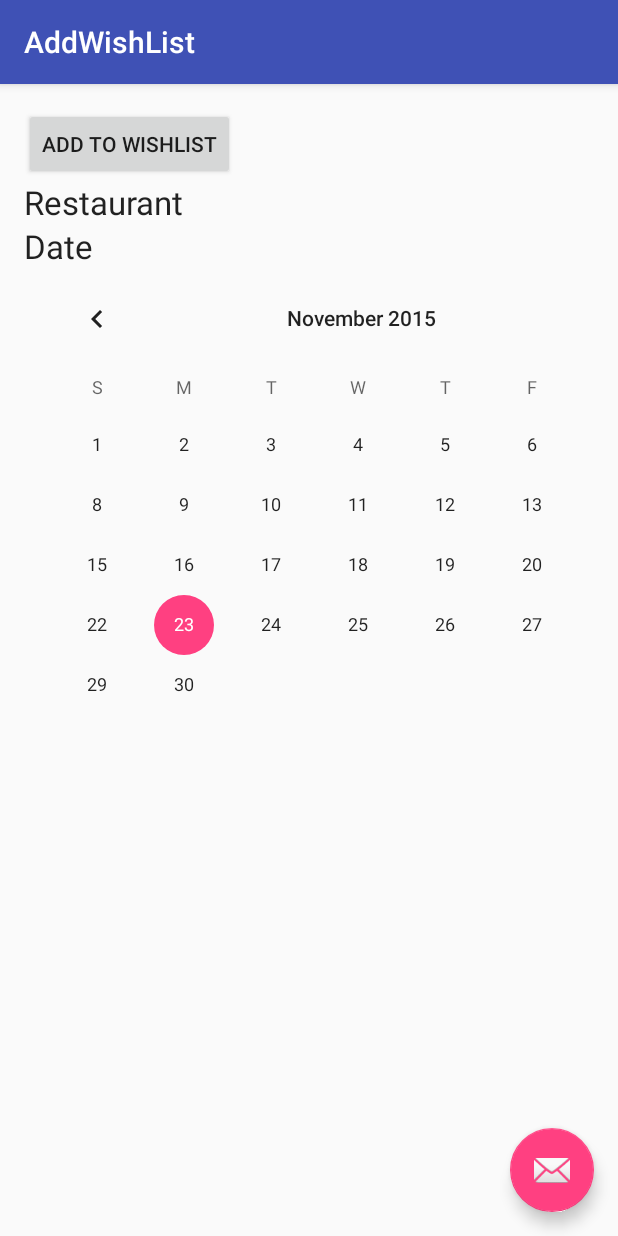
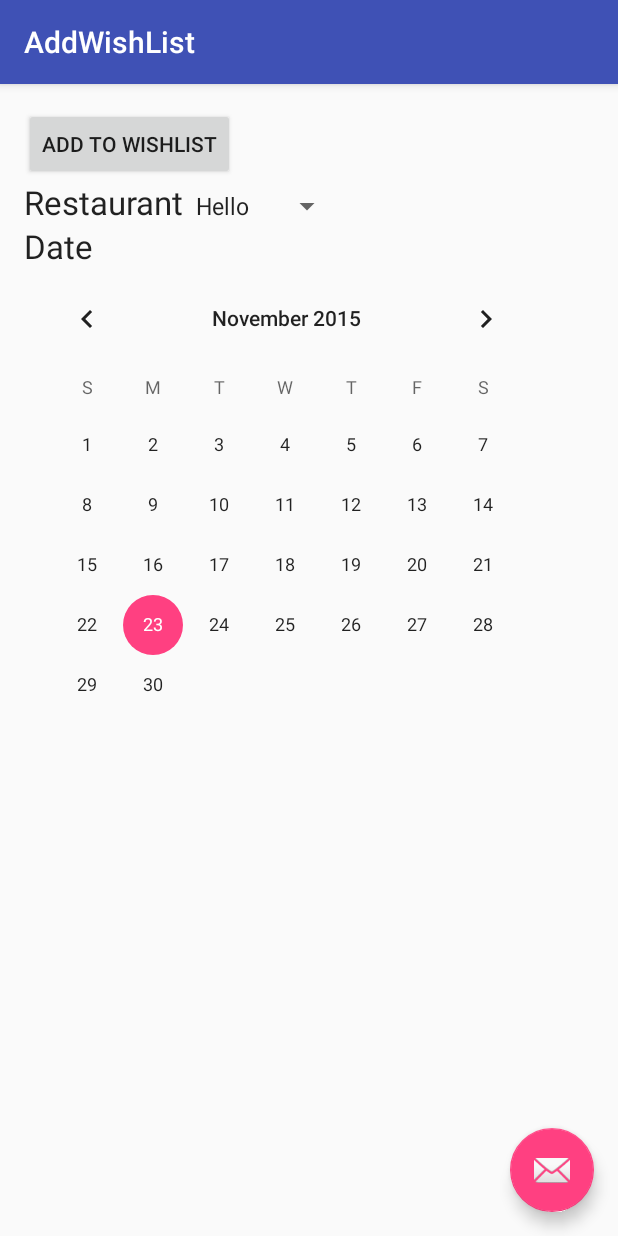
Before and after one commit to SophiaXun/DineWith, an Android app: the AddWishList screen opened directly, with no data from a screen before it, on a phone screen of 412 x 824 dp. Run offline under Robolectric (Android 15) with nearby library versions, the phone set to English and light mode, and no system bars.

```diff
--- a/app/src/main/java/com/example/yazhou/dinewith/AddWishList.java
+++ b/app/src/main/java/com/example/yazhou/dinewith/AddWishList.java
@@ -85,14 +85,14 @@ public class AddWishList extends AppCompatActivity {
             }
         });
 
-        FloatingActionButton fab = (FloatingActionButton) findViewById(R.id.fab);
-        fab.setOnClickListener(new View.OnClickListener() {
-            @Override
-            public void onClick(View view) {
-                Snackbar.make(view, "Replace with your own action", Snackbar.LENGTH_LONG)
-                        .setAction("Action", null).show();
-            }
-        });
+//        FloatingActionButton fab = (FloatingActionButton) findViewById(R.id.fab);
+//        fab.setOnClickListener(new View.OnClickListener() {
+//            @Override
+//            public void onClick(View view) {
+//                Snackbar.make(view, "Replace with your own action", Snackbar.LENGTH_LONG)
+//                        .setAction("Action", null).show();
+//            }
+//        });
     }
 
 
--- a/app/src/main/res/layout/content_add_wish_list.xml
+++ b/app/src/main/res/layout/content_add_wish_list.xml
@@ -36,6 +36,12 @@
             android:textAppearance="?android:attr/textAppearanceLarge"
             android:text="Restaurant"
             android:id="@+id/restaurantTextView"/>
+        <Spinner
+        android:layout_width="wrap_content"
+        android:layout_height="wrap_content"
+        android:id="@+id/restaurantNameSpinner"
+
+        android:entries="@array/restaurant_name" />
 
 
 
@@ -58,23 +64,15 @@
         android:layout_height="450dp"
         >
         <CalendarView
-            android:layout_width="450dp"
-            android:layout_height="450dp"
+            android:layout_width="350dp"
+            android:layout_height="350dp"
             android:id="@+id/calendarView"/>
     </LinearLayout>
 
 
 
 
-    <!--<Spinner-->
-        <!--android:layout_width="wrap_content"-->
-        <!--android:layout_height="wrap_content"-->
-        <!--android:id="@+id/restaurantNameSpinner"-->
 
-        <!--android:entries="@array/restaurant_name"-->
-        <!--android:layout_alignTop="@+id/restaurantTextView"-->
-        <!--android:layout_toRightOf="@+id/addWishListTextView"-->
-        <!--android:layout_toEndOf="@+id/addWishListTextView" />-->
 
 
 
```
